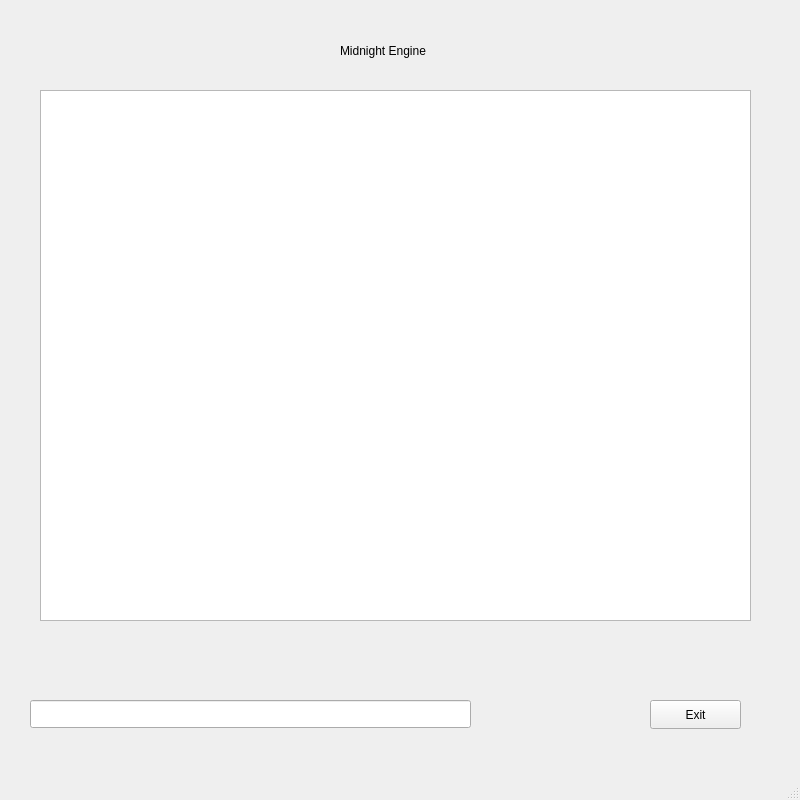
Above: applicationwindow.ui from FrazorBladezSharp/sandbox before the change. Below: the same form after it.
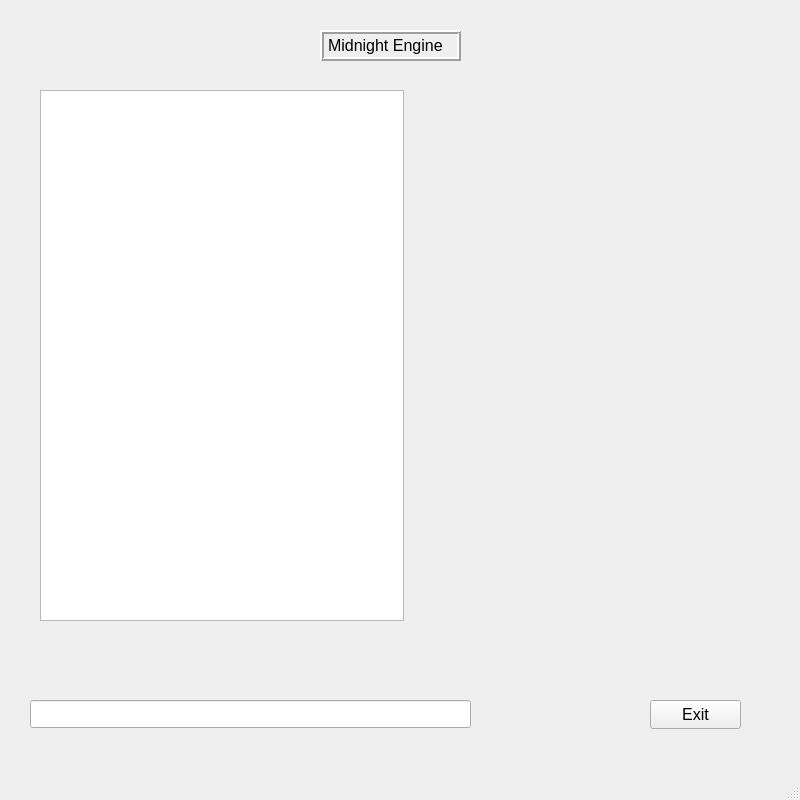
That is the form after the change. The open tabs and pages were chosen to show the change. Custom widgets are drawn as their Qt base class.

The edit to the form file:
```diff
--- a/applicationwindow.ui
+++ b/applicationwindow.ui
@@ -443,6 +443,11 @@
     </disabled>
    </palette>
   </property>
+  <property name="font">
+   <font>
+    <pointsize>12</pointsize>
+   </font>
+  </property>
   <property name="windowTitle">
    <string>Sandbox</string>
   </property>
@@ -538,10 +543,28 @@
        <rect>
         <x>30</x>
         <y>80</y>
-        <width>711</width>
+        <width>364</width>
         <height>531</height>
        </rect>
       </property>
+      <property name="minimumSize">
+       <size>
+        <width>364</width>
+        <height>531</height>
+       </size>
+      </property>
+      <property name="maximumSize">
+       <size>
+        <width>364</width>
+        <height>531</height>
+       </size>
+      </property>
+      <property name="font">
+       <font>
+        <pointsize>12</pointsize>
+        <kerning>false</kerning>
+       </font>
+      </property>
       <property name="focusPolicy">
        <enum>Qt::NoFocus</enum>
       </property>
@@ -555,15 +578,24 @@
      <widget class="QLabel" name="label_2">
       <property name="geometry">
        <rect>
-        <x>330</x>
-        <y>30</y>
-        <width>121</width>
-        <height>21</height>
+        <x>310</x>
+        <y>20</y>
+        <width>141</width>
+        <height>31</height>
        </rect>
       </property>
       <property name="focusPolicy">
        <enum>Qt::NoFocus</enum>
       </property>
+      <property name="frameShape">
+       <enum>QFrame::Box</enum>
+      </property>
+      <property name="frameShadow">
+       <enum>QFrame::Raised</enum>
+      </property>
+      <property name="lineWidth">
+       <number>2</number>
+      </property>
       <property name="text">
        <string>Midnight Engine</string>
       </property>
```
Left out of the diff: 4 changed lines with no effect on the pictures.
